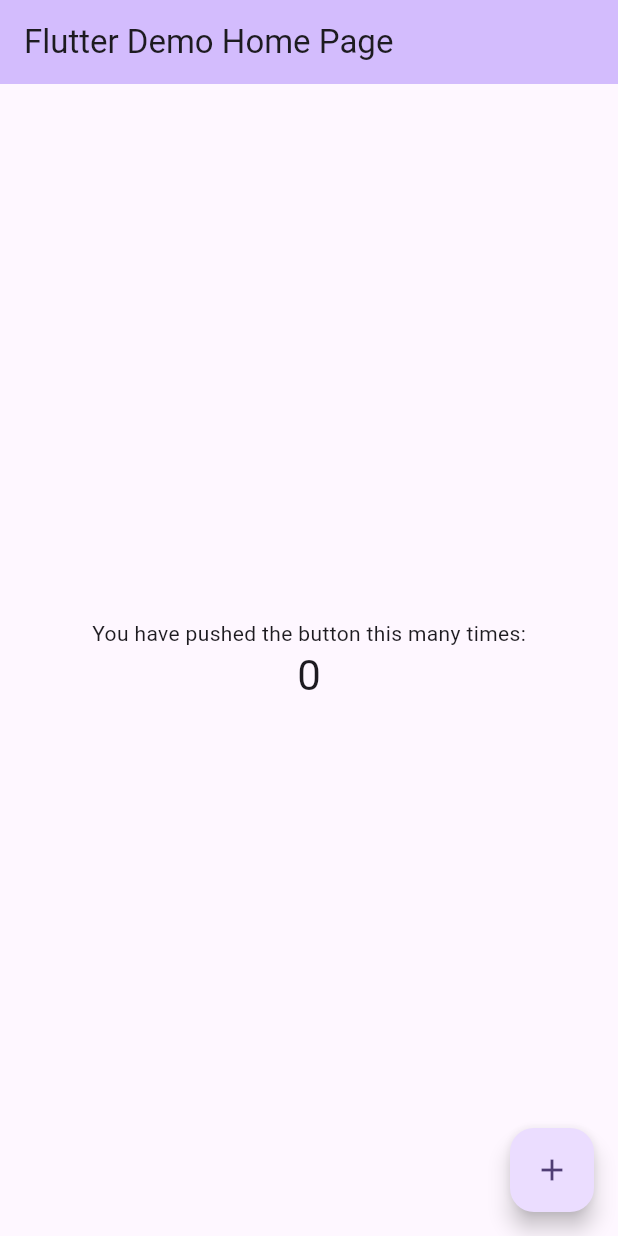
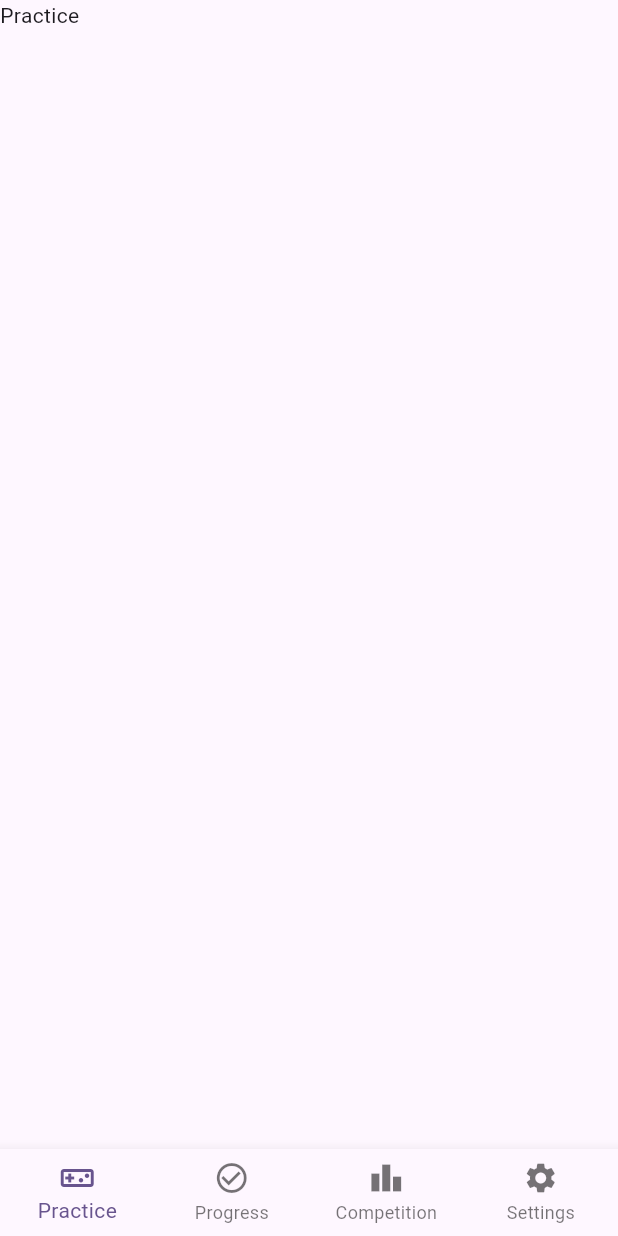
Before and after one commit to dmholtz/logic_app, a Flutter app: the screen it shows after launch, on a phone screen of 412 x 824 dp. Run offline on Flutter 3.47's test engine with Material 2 defaults, Android fonts, the light colour scheme and no system bars; our stand-ins replace flutter_riverpod, go_router.

Commit message:
Add initial home screen

```diff
--- /dev/null
+++ b/lib/app.dart
@@ -0,0 +1,22 @@
+import 'package:flutter/material.dart';
+import 'package:flutter_riverpod/flutter_riverpod.dart';
+import 'package:logic_app/router.dart';
+
+class App extends ConsumerWidget {
+  const App({super.key});
+
+  @override
+  Widget build(BuildContext context, WidgetRef ref) {
+    return MaterialApp.router(
+      title: "Logic App",
+      routerConfig: router,
+      theme: ThemeData(
+        useMaterial3: true,
+        colorScheme: ColorScheme.fromSeed(
+          seedColor: Colors.deepPurple,
+        ),
+      ),
+      debugShowCheckedModeBanner: false,
+    );
+  }
+}
--- a/lib/main.dart
+++ b/lib/main.dart
@@ -1,125 +1,7 @@
 import 'package:flutter/material.dart';
+import 'package:flutter_riverpod/flutter_riverpod.dart';
+import 'package:logic_app/app.dart';
 
 void main() {
-  runApp(const MyApp());
+  runApp(const ProviderScope(child: App()));
 }
-
-class MyApp extends StatelessWidget {
-  const MyApp({super.key});
-
-  // This widget is the root of your application.
-  @override
-  Widget build(BuildContext context) {
-    return MaterialApp(
-      title: 'Flutter Demo',
-      theme: ThemeData(
-        // This is the theme of your application.
-        //
-        // TRY THIS: Try running your application with "flutter run". You'll see
-        // the application has a blue toolbar. Then, without quitting the app,
-        // try changing the seedColor in the colorScheme below to Colors.green
-        // and then invoke "hot reload" (save your changes or press the "hot
-        // reload" button in a Flutter-supported IDE, or press "r" if you used
-        // the command line to start the app).
-        //
-        // Notice that the counter didn't reset back to zero; the application
-        // state is not lost during the reload. To reset the state, use hot
-        // restart instead.
-        //
-        // This works for code too, not just values: Most code changes can be
-        // tested with just a hot reload.
-        colorScheme: ColorScheme.fromSeed(seedColor: Colors.deepPurple),
-        useMaterial3: true,
-      ),
-      home: const MyHomePage(title: 'Flutter Demo Home Page'),
-    );
-  }
-}
-
-class MyHomePage extends StatefulWidget {
-  const MyHomePage({super.key, required this.title});
-
-  // This widget is the home page of your application. It is stateful, meaning
-  // that it has a State object (defined below) that contains fields that affect
-  // how it looks.
-
-  // This class is the configuration for the state. It holds the values (in this
-  // case the title) provided by the parent (in this case the App widget) and
-  // used by the build method of the State. Fields in a Widget subclass are
-  // always marked "final".
-
-  final String title;
-
-  @override
-  State<MyHomePage> createState() => _MyHomePageState();
-}
-
-class _MyHomePageState extends State<MyHomePage> {
-  int _counter = 0;
-
-  void _incrementCounter() {
-    setState(() {
-      // This call to setState tells the Flutter framework that something has
-      // changed in this State, which causes it to rerun the build method below
-      // so that the display can reflect the updated values. If we changed
-      // _counter without calling setState(), then the build method would not be
-      // called again, and so nothing would appear to happen.
-      _counter++;
-    });
-  }
-
-  @override
-  Widget build(BuildContext context) {
-    // This method is rerun every time setState is called, for instance as done
-    // by the _incrementCounter method above.
-    //
-    // The Flutter framework has been optimized to make rerunning build methods
-    // fast, so that you can just rebuild anything that needs updating rather
-    // than having to individually change instances of widgets.
-    return Scaffold(
-      appBar: AppBar(
-        // TRY THIS: Try changing the color here to a specific color (to
-        // Colors.amber, perhaps?) and trigger a hot reload to see the AppBar
-        // change color while the other colors stay the same.
-        backgroundColor: Theme.of(context).colorScheme.inversePrimary,
-        // Here we take the value from the MyHomePage object that was created by
-        // the App.build method, and use it to set our appbar title.
-        title: Text(widget.title),
-      ),
-      body: Center(
-        // Center is a layout widget. It takes a single child and positions it
-        // in the middle of the parent.
-        child: Column(
-          // Column is also a layout widget. It takes a list of children and
-          // arranges them vertically. By default, it sizes itself to fit its
-          // children horizontally, and tries to be as tall as its parent.
-          //
-          // Column has various properties to control how it sizes itself and
-          // how it positions its children. Here we use mainAxisAlignment to
-          // center the children vertically; the main axis here is the vertical
-          // axis because Columns are vertical (the cross axis would be
-          // horizontal).
-          //
-          // TRY THIS: Invoke "debug painting" (choose the "Toggle Debug Paint"
-          // action in the IDE, or press "p" in the console), to see the
-          // wireframe for each widget.
-          mainAxisAlignment: MainAxisAlignment.center,
-          children: <Widget>[
-            const Text(
-              'You have pushed the button this many times:',
-            ),
-            Text(
-              '$_counter',
-              style: Theme.of(context).textTheme.headlineMedium,
-            ),
-          ],
-        ),
-      ),
-      floatingActionButton: FloatingActionButton(
-        onPressed: _incrementCounter,
-        tooltip: 'Increment',
-        child: const Icon(Icons.add),
-      ), // This trailing comma makes auto-formatting nicer for build methods.
-    );
-  }
-}
--- /dev/null
+++ b/lib/router.dart
@@ -0,0 +1,87 @@
+import 'package:flutter/material.dart';
+import 'package:go_router/go_router.dart';
+import 'package:logic_app/screens/home.dart';
+import 'package:logic_app/screens/settings.dart';
+
+final GlobalKey<NavigatorState> _rootNavigatorKey = GlobalKey<NavigatorState>();
+final GlobalKey<NavigatorState> _shellNavigatorKey =
+    GlobalKey<NavigatorState>();
+
+final router = GoRouter(
+  navigatorKey: _rootNavigatorKey,
+  initialLocation: "/practice",
+  routes: [
+    ShellRoute(
+      navigatorKey: _shellNavigatorKey,
+      builder: (context, state, child) {
+        return HomeScreen(child: child);
+      },
+      routes: [
+        GoRoute(
+          path: "/practice",
+          pageBuilder: (context, state) {
+            return CustomTransitionPage(
+              child: const Text("Practice"),
+              transitionsBuilder:
+                  (context, animation, secondaryAnimation, child) {
+                return FadeTransition(
+                  opacity:
+                      CurveTween(curve: Curves.easeOutCirc).animate(animation),
+                  child: child,
+                );
+              },
+            );
+          },
+        ),
+        GoRoute(
+          path: "/progress",
+          pageBuilder: (context, state) {
+            return CustomTransitionPage(
+              child: const Text("Progress"),
+              transitionsBuilder:
+                  (context, animation, secondaryAnimation, child) {
+                return FadeTransition(
+                  opacity:
+                      CurveTween(curve: Curves.easeOutCirc).animate(animation),
+                  child: child,
+                );
+              },
+            );
+          },
+        ),
+        GoRoute(
+          path: "/competition",
+          pageBuilder: (context, state) {
+            return CustomTransitionPage(
+              child: const Text("Competition"),
+              transitionsBuilder:
+                  (context, animation, secondaryAnimation, child) {
+                return FadeTransition(
+                  opacity:
+                      CurveTween(curve: Curves.easeOutCirc).animate(animation),
+                  child: child,
+                );
+              },
+            );
+          },
+        ),
+        GoRoute(
+          path: "/settings",
+          pageBuilder: (context, state) {
+            return CustomTransitionPage(
+              child: const SettingsScreen(),
+              transitionsBuilder:
+                  (context, animation, secondaryAnimation, child) {
+                return FadeTransition(
+                  opacity:
+                      CurveTween(curve: Curves.easeOutCirc).animate(animation),
+                  child: child,
+                );
+              },
+            );
+          },
+        ),
+      ],
+    ),
+  ],
+);
--- /dev/null
+++ b/lib/screens/home.dart
@@ -0,0 +1,63 @@
+import 'package:flutter/material.dart';
+import 'package:flutter_riverpod/flutter_riverpod.dart';
+import 'package:go_router/go_router.dart';
+import 'package:logic_app/state/navigation.dart';
+
+class _NavBarItemWithLocator extends BottomNavigationBarItem {
+  const _NavBarItemWithLocator(
+      {required this.navigationLocator, required Widget icon, String? label})
+      : super(icon: icon, label: label);
+
+  final String navigationLocator;
+}
+
+class HomeScreen extends ConsumerWidget {
+  const HomeScreen({required this.child, super.key});
+  final Widget child;
+
+  static const tabs = [
+    _NavBarItemWithLocator(
+      navigationLocator: "/practice",
+      icon: Icon(Icons.videogame_asset_outlined),
+      label: "Practice",
+    ),
+    _NavBarItemWithLocator(
+      navigationLocator: "/progress",
+      icon: Icon(Icons.check_circle_outline),
+      label: "Progress",
+    ),
+    _NavBarItemWithLocator(
+      navigationLocator: "/competition",
+      icon: Icon(Icons.leaderboard),
+      label: "Competition",
+    ),
+    _NavBarItemWithLocator(
+      navigationLocator: "/settings",
+      icon: Icon(Icons.settings),
+      label: "Settings",
+    )
+  ];
+
+  void _onTap(BuildContext context, WidgetRef ref, int index) {
+    ref.read(activeNavBarProvider.notifier).setSelectedScreen(index);
+    context.go(
+      tabs[index].navigationLocator,
+    );
+  }
+
+  @override
+  Widget build(BuildContext context, WidgetRef ref) {
+    var selectedIndex = ref.watch(activeNavBarProvider);
+
+    Scaffold page = Scaffold(
+      body: child, //const Text("Body"), //widget.child,
+      bottomNavigationBar: BottomNavigationBar(
+        type: BottomNavigationBarType.fixed,
+        items: tabs,
+        onTap: (index) => _onTap(context, ref, index),
+        currentIndex: selectedIndex,
+      ),
+    );
+    return page;
+  }
+}
--- /dev/null
+++ b/lib/screens/settings.dart
@@ -0,0 +1,18 @@
+import 'package:flutter/material.dart';
+import 'package:flutter_riverpod/flutter_riverpod.dart';
+
+class SettingsScreen extends ConsumerWidget {
+  const SettingsScreen({super.key});
+
+  @override
+  Widget build(BuildContext context, WidgetRef ref) {
+    return Scaffold(
+      appBar: AppBar(
+        title: const Text('Settings'),
+      ),
+      body: const Center(
+        child: Text('Settings'),
+      ),
+    );
+  }
+}
--- /dev/null
+++ b/lib/state/navigation.dart
@@ -0,0 +1,12 @@
+import 'package:flutter_riverpod/flutter_riverpod.dart';
+
+class NavBarNotifier extends StateNotifier<int> {
+  NavBarNotifier() : super(0);
+
+  void setSelectedScreen(int index) {
+    state = index;
+  }
+}
+
+final activeNavBarProvider =
+    StateNotifierProvider<NavBarNotifier, int>((ref) => NavBarNotifier());
--- a/pubspec.yaml
+++ b/pubspec.yaml
@@ -35,6 +35,8 @@
   # The following adds the Cupertino Icons font to your application.
   # Use with the CupertinoIcons class for iOS style icons.
   cupertino_icons: ^1.0.2
+  go_router: ^9.0.3
+  flutter_riverpod: ^2.3.6
 
 dev_dependencies:
   flutter_test:
```
Also changed, not shown: pubspec.lock.
